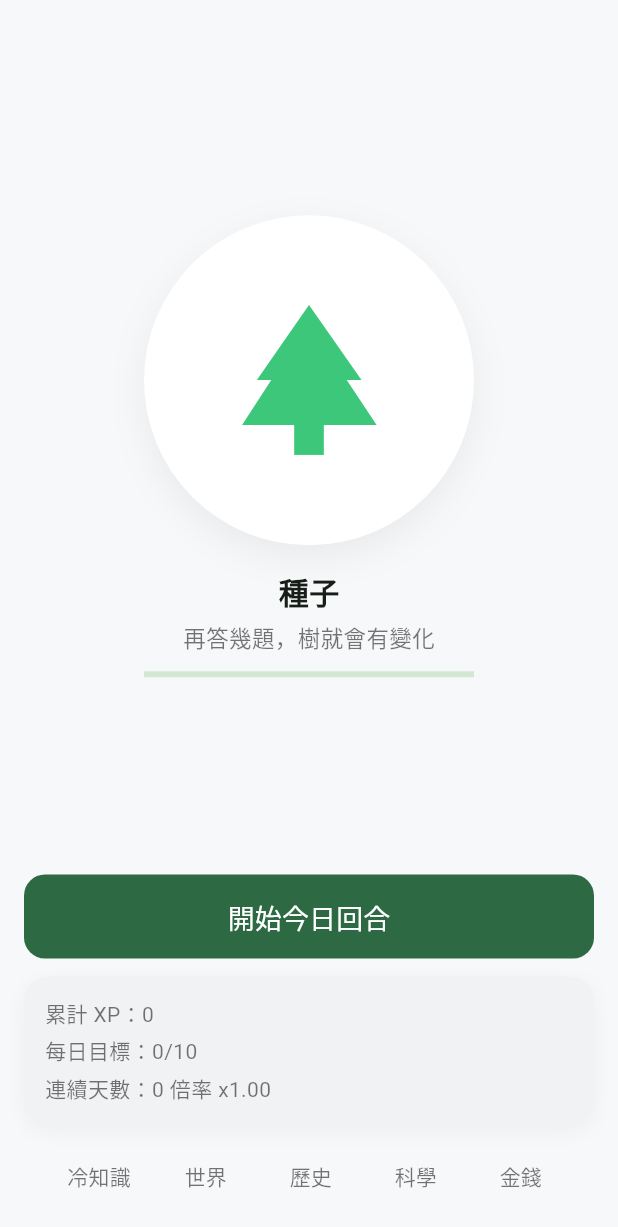
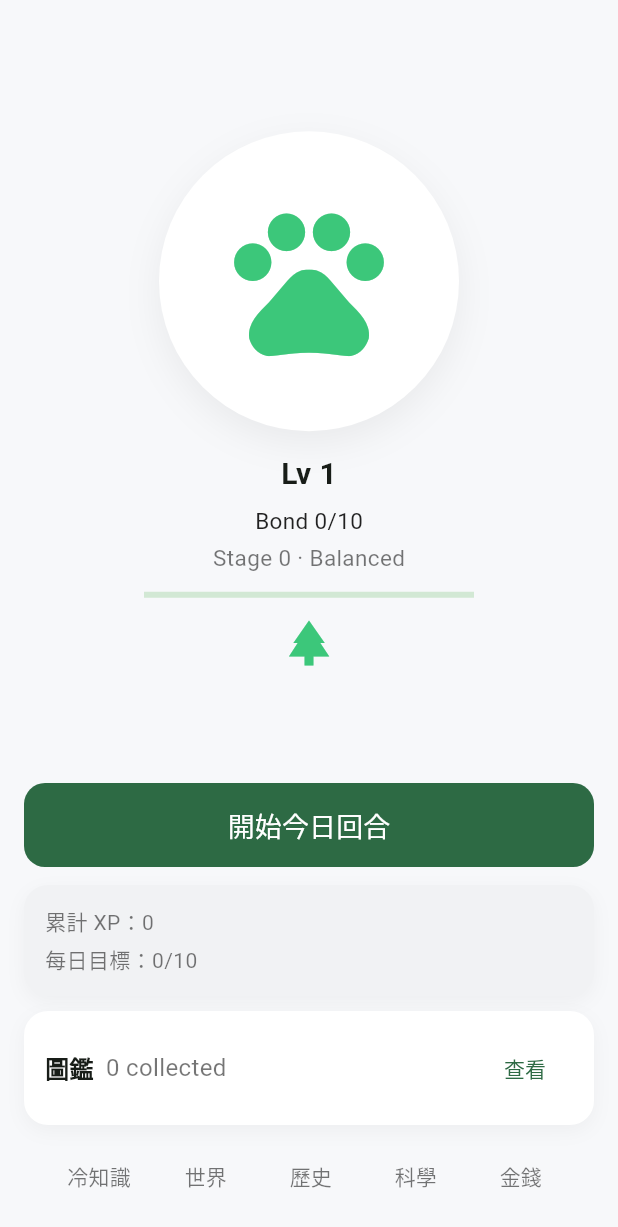
Before and after one commit to joshyxlee/loom_v2, a Flutter app: the screen it shows after launch, after a tap on "跳過", on a phone screen of 412 x 824 dp. Shown: the top 1227 px of the screen. Run offline on Flutter 3.47's test engine with Material 3 defaults, Android fonts, the phone set to English and light mode, and no system bars; our stand-ins replace shared_preferences.

Commit message:
Add minimal pet, bond, and pokedex UI

```diff
--- a/lib/main.dart
+++ b/lib/main.dart
@@ -13,6 +13,7 @@ import 'services/seen_store.dart';
 import 'services/core_data_store.dart';
 import 'widgets/session_summary_card.dart';
 import 'widgets/onboarding.dart';
+import 'widgets/pokedex_screen.dart';
 
 void main() {
   WidgetsFlutterBinding.ensureInitialized();
@@ -143,6 +144,20 @@ class HomeScreen extends StatefulWidget {
 }
 
 class _HomeScreenState extends State<HomeScreen> {
+  String _resolvePetTypeLabel() {
+    final credits = widget.coreDataStore.creditsBySubject;
+    final total = credits.values.fold<int>(0, (sum, v) => sum + v);
+    if (total < 200) return 'Balanced';
+    if (credits.isEmpty) return 'Balanced';
+    final entries = credits.entries.toList()
+      ..sort((a, b) => b.value.compareTo(a.value));
+    final top = entries.first;
+    final ratio = total == 0 ? 0.0 : top.value / total;
+    if (ratio < 0.4) return 'Balanced';
+    final matches = widget.coreDataStore.subjects.where((s) => s.subjectId == top.key).toList();
+    return matches.isNotEmpty ? matches.first.displayName : 'Unknown';
+  }
+
   Future<void> _startSubject(BuildContext context, Subject subject) async {
     final questions = await widget.repository.getSession(subject: subject.key, count: 5);
     if (!context.mounted) return;
@@ -167,8 +182,11 @@ class _HomeScreenState extends State<HomeScreen> {
   Widget build(BuildContext context) {
     widget.progressService.ensureDailyState();
     final snapshot = widget.progressService.snapshot;
-    final stage = TreeGrowth.stageForLevel(snapshot.level);
     final primarySubject = subjects.first;
+    final petStage = widget.coreDataStore.activePet.currentStage;
+    final bond = widget.coreDataStore.activePet.currentBond;
+    final playerLevel = widget.coreDataStore.player.playerLevel;
+    final petTypeLabel = _resolvePetTypeLabel();
     final remainingRounds = snapshot.dailyAnswered >= snapshot.dailyTarget
         ? 0
         : ((snapshot.dailyTarget - snapshot.dailyAnswered) / 5).ceil();
@@ -177,11 +195,6 @@ class _HomeScreenState extends State<HomeScreen> {
     final current = widget.progressService.currentLevelXp(snapshot.level);
     final next = widget.progressService.nextLevelXp(snapshot.level);
     final progress = ((snapshot.totalXp - current) / (next - current)).clamp(0.0, 1.0);
-    final nextStageHint = progress < 0.35
-        ? '再答幾題，樹就會有變化'
-        : progress < 0.7
-            ? '再走一段，就接近下一階段'
-            : '快到了，下一階段就在眼前';
 
     return Scaffold(
       body: SafeArea(
@@ -194,8 +207,8 @@ class _HomeScreenState extends State<HomeScreen> {
                   mainAxisAlignment: MainAxisAlignment.center,
                   children: [
                     Container(
-                      width: 220,
-                      height: 220,
+                      width: 200,
+                      height: 200,
                       decoration: BoxDecoration(
                         color: Colors.white,
                         shape: BoxShape.circle,
@@ -208,19 +221,24 @@ class _HomeScreenState extends State<HomeScreen> {
                         ],
                       ),
                       child: const Center(
-                        child: Icon(Icons.park, size: 120, color: Color(0xFF3CC77A)),
+                        child: Icon(Icons.pets, size: 120, color: Color(0xFF3CC77A)),
                       ),
                     ),
-                    const SizedBox(height: 16),
-                    Text(stage.name,
-                        style: const TextStyle(fontSize: 20, fontWeight: FontWeight.w600)),
+                    const SizedBox(height: 14),
+                    Text('Lv $playerLevel',
+                        style: const TextStyle(fontSize: 20, fontWeight: FontWeight.w700)),
                     const SizedBox(height: 6),
-                    Text(nextStageHint, style: const TextStyle(fontSize: 15, color: Colors.black54)),
+                    Text('Bond $bond/10', style: const TextStyle(fontSize: 15, color: Colors.black87)),
+                    const SizedBox(height: 4),
+                    Text('Stage $petStage · $petTypeLabel',
+                        style: const TextStyle(fontSize: 15, color: Colors.black54)),
                     const SizedBox(height: 12),
                     SizedBox(
                       width: 220,
                       child: LinearProgressIndicator(value: progress),
                     ),
+                    const SizedBox(height: 12),
+                    const Icon(Icons.park, size: 36, color: Color(0xFF3CC77A)),
                   ],
                 ),
               ),
@@ -245,9 +263,29 @@ class _HomeScreenState extends State<HomeScreen> {
                         const SizedBox(height: 4),
                         Text('每日目標：${snapshot.dailyAnswered}/${snapshot.dailyTarget}',
                             style: const TextStyle(fontSize: 14, color: Colors.black54)),
-                        const SizedBox(height: 4),
-                        Text('連續天數：${snapshot.streakDays} 倍率 x${snapshot.dailyBonusMultiplier.toStringAsFixed(2)}',
-                            style: const TextStyle(fontSize: 14, color: Colors.black54)),
+                      ],
+                    ),
+                  ),
+                  const SizedBox(height: 10),
+                  _CardSection(
+                    child: Row(
+                      children: [
+                        const Text('圖鑑', style: TextStyle(fontWeight: FontWeight.bold)),
+                        const SizedBox(width: 8),
+                        Text('${widget.coreDataStore.pokedexEntries.length} collected',
+                            style: const TextStyle(color: Colors.black54)),
+                        const Spacer(),
+                        TextButton(
+                          onPressed: () {
+                            Navigator.push(
+                              context,
+                              MaterialPageRoute(
+                                builder: (_) => PokedexScreen(coreDataStore: widget.coreDataStore),
+                              ),
+                            );
+                          },
+                          child: const Text('查看'),
+                        ),
                       ],
                     ),
                   ),
@@ -410,6 +448,24 @@ class _QuizScreenState extends State<QuizScreen> {
     });
   }
 
+  Future<void> _handleCoreGrowth({required String subjectId, required bool isCorrect}) async {
+    final previousStage = widget.coreDataStore.activePet.currentStage;
+    final previousLevel = widget.coreDataStore.player.playerLevel;
+    await widget.coreDataStore.recordAnswer(subjectId: subjectId, isCorrect: isCorrect);
+    if (!mounted) return;
+    final newStage = widget.coreDataStore.activePet.currentStage;
+    final newLevel = widget.coreDataStore.player.playerLevel;
+    if (newStage > previousStage) {
+      final extra = newStage == 4 && previousLevel < 40 && newLevel >= 40
+          ? '\n你的夥伴已完全成長，但你們的關係，才正要開始。'
+          : '';
+      final content = '進化！你的夥伴進入 Stage $newStage\n圖鑑已新增一筆收藏$extra';
+      ScaffoldMessenger.of(context).showSnackBar(
+        SnackBar(content: Text(content)),
+      );
+    }
+  }
+
   @override
   Widget build(BuildContext context) {
     final question = widget.questions[_index];
@@ -460,17 +516,14 @@ class _QuizScreenState extends State<QuizScreen> {
                       label: option,
                       selected: selected,
                       enabled: _selected == null,
-                      onTap: () => setState(() {
+                      onTap: () {
+                        setState(() {
                           _selected = i;
                           _lastLevel = widget.progressService.snapshot.level;
                           final isCorrect = question.isCorrect(i);
                           final result = widget.progressService.recordAnswer(
                             isCorrect: isCorrect,
                             difficulty: question.difficultyValue,
-                        );
-                        widget.coreDataStore.recordAnswer(
-                          subjectId: question.subject,
-                          isCorrect: isCorrect,
                           );
                           _lastXp = result.gainedXp;
                           _dailyTargetJustCompleted = result.completedDailyTarget;
@@ -502,7 +555,13 @@ class _QuizScreenState extends State<QuizScreen> {
                             _levelProgress = _currentLevelProgress();
                           }
                           _triggerMoment(isCorrect: isCorrect, leveledUp: leveledUp);
-                      }),
+                        });
+
+                        _handleCoreGrowth(
+                          subjectId: question.subject,
+                          isCorrect: question.isCorrect(i),
+                        );
+                      },
                     ),
                   );
                 }),
```
Also changed, not shown: lib/widgets/pokedex_screen.dart (added, +104 -0 lines). Lines whose indentation alone changed are shown as unchanged.
